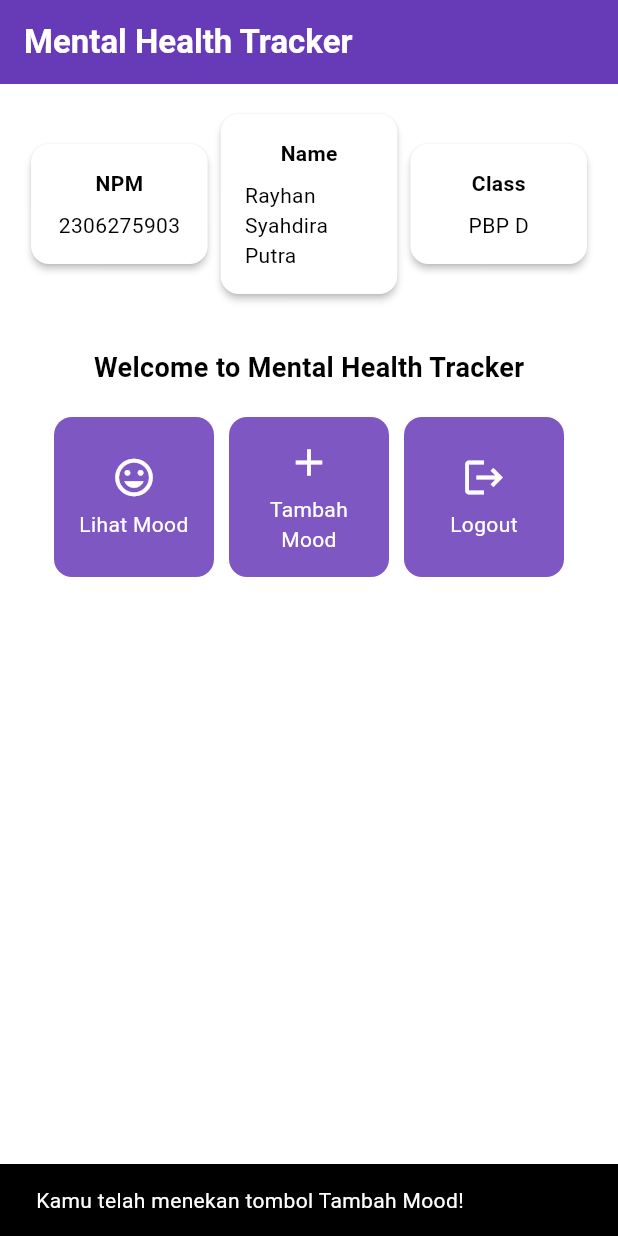
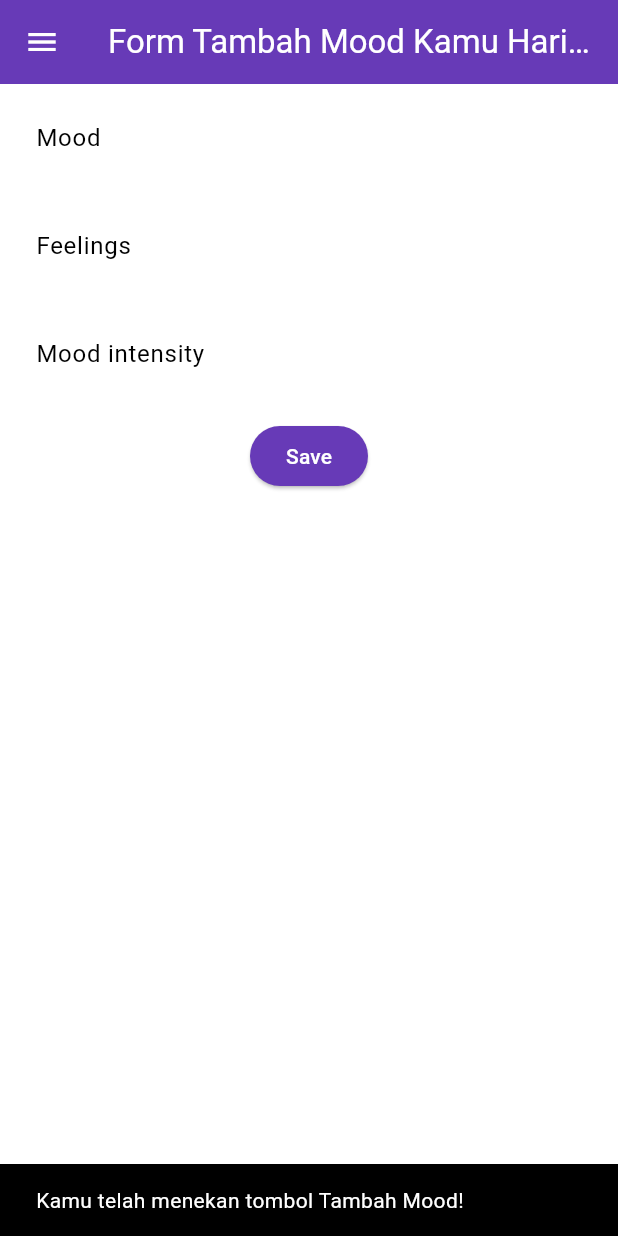
Before and after one commit to RayhanSP/mental-health-tracker-mobile, a Flutter app: the screen it shows after launch, after a tap on "Tambah Mood", on a phone screen of 412 x 824 dp. Run offline on Flutter 3.47's test engine with Material 3 defaults, Android fonts, the phone set to English and light mode, and no system bars.

Commit message:
Tutorial 7 done

```diff
--- a/lib/menu.dart
+++ b/lib/screens/menu.dart
@@ -1,4 +1,6 @@
 import 'package:flutter/material.dart';
+import 'package:mental_health_tracker/widgets/mood_card.dart';
+import 'package:mental_health_tracker/widgets/left_drawer.dart';
 
 class MyHomePage extends StatelessWidget {
   MyHomePage({super.key});
@@ -11,7 +13,7 @@ class MyHomePage extends StatelessWidget {
          ItemHomepage("Logout", Icons.logout),
      ];
 
-  @override
+   @override
   Widget build(BuildContext context) {
     // Scaffold menyediakan struktur dasar halaman dengan AppBar dan body.
     return Scaffold(
@@ -27,7 +29,11 @@ class MyHomePage extends StatelessWidget {
         ),
         // Warna latar belakang AppBar diambil dari skema warna tema aplikasi.
         backgroundColor: Theme.of(context).colorScheme.primary,
+        // Mengganti warna icon drawer menjadi putih
+        iconTheme: const IconThemeData(color: Colors.white),
       ),
+      // Masukkan drawer sebagai parameter nilai drawer dari widget Scaffold
+      drawer: const LeftDrawer(),
       // Body halaman dengan padding di sekelilingnya.
       body: Padding(
         padding: const EdgeInsets.all(16.0),
@@ -91,9 +97,6 @@ class MyHomePage extends StatelessWidget {
   }
 }
 
-
-
-
 class InfoCard extends StatelessWidget {
   // Kartu informasi yang menampilkan title dan content.
 
@@ -126,64 +129,3 @@ class InfoCard extends StatelessWidget {
     );
   }
 }
-
-class ItemHomepage {
-     final String name;
-     final IconData icon;
-
-     ItemHomepage(this.name, this.icon);
- }
-
-class ItemCard extends StatelessWidget {
-  // Menampilkan kartu dengan ikon dan nama.
-
-  final ItemHomepage item;
-
-  const ItemCard(this.item, {super.key});
-
-  @override
-  Widget build(BuildContext context) {
-    return Material(
-      // Menentukan warna latar belakang dari tema aplikasi.
-      color: Theme.of(context).colorScheme.secondary,
-      // Membuat sudut kartu melengkung.
-      borderRadius: BorderRadius.circular(12),
-
-      child: InkWell(
-        // Aksi ketika kartu ditekan.
-        onTap: () {
-          // Menampilkan pesan SnackBar saat kartu ditekan.
-          ScaffoldMessenger.of(context)
-            ..hideCurrentSnackBar()
-            ..showSnackBar(
-              SnackBar(content: Text("Kamu telah menekan tombol ${item.name}!"))
-            );
-        },
-        // Container untuk menyimpan Icon dan Text
-        child: Container(
-          padding: const EdgeInsets.all(8),
-          child: Center(
-            child: Column(
-              // Menyusun ikon dan teks di tengah kartu.
-              mainAxisAlignment: MainAxisAlignment.center,
-              children: [
-                Icon(
-                  item.icon,
-                  color: Colors.white,
-                  size: 30.0,
-                ),
-                const Padding(padding: EdgeInsets.all(3)),
-                Text(
-                  item.name,
-                  textAlign: TextAlign.center,
-                  style: const TextStyle(color: Colors.white),
-                ),
-              ],
-            ),
-          ),
-        ),
-      ),
-    );
-  }
-
-}
--- /dev/null
+++ b/lib/screens/moodentry_form.dart
@@ -0,0 +1,161 @@
+import 'package:flutter/material.dart';
+import 'package:mental_health_tracker/widgets/left_drawer.dart';
+
+class MoodEntryFormPage extends StatefulWidget {
+  const MoodEntryFormPage({super.key});
+
+  @override
+  State<MoodEntryFormPage> createState() => _MoodEntryFormPageState();
+}
+
+class _MoodEntryFormPageState extends State<MoodEntryFormPage> {
+  final _formKey = GlobalKey<FormState>();
+  String _mood = "";
+  String _feelings = "";
+  int _moodIntensity = 0;
+
+  @override
+  Widget build(BuildContext context) {
+    return Scaffold(
+      appBar: AppBar(
+        title: const Center(
+          child: Text(
+            'Form Tambah Mood Kamu Hari ini',
+          ),
+        ),
+        backgroundColor: Theme.of(context).colorScheme.primary,
+        foregroundColor: Colors.white,
+      ),
+      drawer: const LeftDrawer(), // Add the drawer here
+      body: Form(
+        key: _formKey,
+        child: SingleChildScrollView(
+          child: Column(
+            crossAxisAlignment: CrossAxisAlignment.start,
+            children: [
+              Padding(
+                padding: const EdgeInsets.all(8.0),
+                child: TextFormField(
+                  decoration: InputDecoration(
+                    hintText: "Mood",
+                    labelText: "Mood",
+                    border: OutlineInputBorder(
+                      borderRadius: BorderRadius.circular(5.0),
+                    ),
+                  ),
+                  onChanged: (String? value) {
+                    setState(() {
+                      _mood = value!;
+                    });
+                  },
+                  validator: (String? value) {
+                    if (value == null || value.isEmpty) {
+                      return "Mood tidak boleh kosong!";
+                    }
+                    return null;
+                  },
+                ),
+              ),
+              Padding(
+                padding: const EdgeInsets.all(8.0),
+                child: TextFormField(
+                  decoration: InputDecoration(
+                    hintText: "Feelings",
+                    labelText: "Feelings",
+                    border: OutlineInputBorder(
+                      borderRadius: BorderRadius.circular(5.0),
+                    ),
+                  ),
+                  onChanged: (String? value) {
+                    setState(() {
+                      _feelings = value!;
+                    });
+                  },
+                  validator: (String? value) {
+                    if (value == null || value.isEmpty) {
+                      return "Feelings tidak boleh kosong!";
+                    }
+                    return null;
+                  },
+                ),
+              ),
+              Padding(
+                padding: const EdgeInsets.all(8.0),
+                child: TextFormField(
+                  decoration: InputDecoration(
+                    hintText: "Mood intensity",
+                    labelText: "Mood intensity",
+                    border: OutlineInputBorder(
+                      borderRadius: BorderRadius.circular(5.0),
+                    ),
+                  ),
+                  onChanged: (String? value) {
+                    setState(() {
+                      _moodIntensity = int.tryParse(value!) ?? 0;
+                    });
+                  },
+                  validator: (String? value) {
+                    if (value == null || value.isEmpty) {
+                      return "Mood intensity tidak boleh kosong!";
+                    }
+                    if (int.tryParse(value) == null) {
+                      return "Mood intensity harus berupa angka!";
+                    }
+                    return null;
+                  },
+                ),
+              ),
+              Align(
+                alignment: Alignment.bottomCenter,
+                child: Padding(
+                  padding: const EdgeInsets.all(8.0),
+                 child: ElevatedButton(
+                    style: ButtonStyle(
+                      backgroundColor: WidgetStateProperty.all(
+                          Theme.of(context).colorScheme.primary),
+                    ),
+                    onPressed: () {
+                      if (_formKey.currentState!.validate()) {
+                        showDialog(
+                          context: context,
+                          builder: (context) {
+                            return AlertDialog(
+                              title: const Text('Mood berhasil tersimpan'),
+                              content: SingleChildScrollView(
+                                child: Column(
+                                  crossAxisAlignment: CrossAxisAlignment.start,
+                                  children: [
+                                    Text('Mood: $_mood'),
+                                    Text('Feelings: $_feelings'),
+                                    Text('Mood intensity: $_moodIntensity'),
+                                  ],
+                                ),
+                              ),
+                              actions: [
+                                TextButton(
+                                  child: const Text('OK'),
+                                  onPressed: () {
+                                    Navigator.pop(context);
+                                    _formKey.currentState!.reset();
+                                  },
+                                ),
+                              ],
+                            );
+                          },
+                        );
+                      }
+                    },
+                    child: const Text(
+                      "Save",
+                      style: TextStyle(color: Colors.white),
+                    ),
+                  ),
+                ),
+              ),
+            ],
+          ),
+        ),
+      ),
+    );
+  }
+}
--- /dev/null
+++ b/lib/widgets/left_drawer.dart
@@ -0,0 +1,71 @@
+import 'package:flutter/material.dart';
+import 'package:mental_health_tracker/screens/menu.dart';
+import 'package:mental_health_tracker/screens/moodentry_form.dart';
+
+class LeftDrawer extends StatelessWidget {
+  const LeftDrawer({super.key});
+
+  @override
+  Widget build(BuildContext context) {
+    return Drawer(
+      child: ListView(
+        children: [
+          DrawerHeader(
+            decoration: BoxDecoration(
+              color: Theme.of(context).colorScheme.primary,
+            ),
+            child: const Column(
+              children: [
+                Text(
+                  'Mental Health Tracker',
+                  textAlign: TextAlign.center,
+                  style: TextStyle(
+                    fontSize: 24,
+                    fontWeight: FontWeight.bold,
+                    color: Colors.white,
+                  ),
+                ),
+                Padding(padding: EdgeInsets.all(8)),
+                Text(
+                  "Ayo jaga kesehatan mentalmu setiap hari disini!",
+                  textAlign: TextAlign.center,
+                  style: TextStyle(
+                    fontSize: 15,
+                    color: Colors.white,
+                    fontWeight: FontWeight.normal,
+                  ),
+                ),
+              ],
+            ),
+          ),
+          ListTile(
+            leading: const Icon(Icons.home_outlined),
+            title: const Text('Halaman Utama'),
+            // Bagian redirection ke MyHomePage
+            onTap: () {
+              Navigator.pushReplacement(
+                context,
+                MaterialPageRoute(
+                  builder: (context) => MyHomePage(),
+                ),
+              );
+            },
+          ),
+          ListTile(
+            leading: const Icon(Icons.mood),
+            title: const Text('Tambah Mood'),
+            // Bagian redirection ke MoodEntryFormPage
+            onTap: () {
+              Navigator.pushReplacement(
+                context,
+                MaterialPageRoute(
+                  builder: (context) => const MoodEntryFormPage(),
+                ),
+              );
+            },
+          ),
+        ],
+      ),
+    );
+  }
+}
--- /dev/null
+++ b/lib/widgets/mood_card.dart
@@ -0,0 +1,68 @@
+import 'package:flutter/material.dart';
+import 'package:mental_health_tracker/screens/moodentry_form.dart';
+
+class ItemHomepage {
+     final String name;
+     final IconData icon;
+
+     ItemHomepage(this.name, this.icon);
+}
+
+class ItemCard extends StatelessWidget {
+  // Menampilkan kartu dengan ikon dan nama.
+
+  final ItemHomepage item;
+
+  const ItemCard(this.item, {super.key});
+
+  @override
+  Widget build(BuildContext context) {
+    return Material(
+      // Menentukan warna latar belakang dari tema aplikasi.
+      color: Theme.of(context).colorScheme.secondary,
+      // Membuat sudut kartu melengkung.
+      borderRadius: BorderRadius.circular(12),
+
+      child: InkWell(
+        // Aksi ketika kartu ditekan.
+        onTap: () {
+          // Menampilkan pesan SnackBar saat kartu ditekan.
+          ScaffoldMessenger.of(context)
+            ..hideCurrentSnackBar()
+            ..showSnackBar(
+              SnackBar(content: Text("Kamu telah menekan tombol ${item.name}!"))
+            );
+            // Navigate ke route yang sesuai (tergantung jenis tombol)
+            if (item.name == "Tambah Mood") {
+              Navigator.push(context,
+              MaterialPageRoute(builder: (context) => const MoodEntryFormPage()));
+            }
+        },
+        // Container untuk menyimpan Icon dan Text
+        child: Container(
+          padding: const EdgeInsets.all(8),
+          child: Center(
+            child: Column(
+              // Menyusun ikon dan teks di tengah kartu.
+              mainAxisAlignment: MainAxisAlignment.center,
+              children: [
+                Icon(
+                  item.icon,
+                  color: Colors.white,
+                  size: 30.0,
+                ),
+                const Padding(padding: EdgeInsets.all(3)),
+                Text(
+                  item.name,
+                  textAlign: TextAlign.center,
+                  style: const TextStyle(color: Colors.white),
+                ),
+              ],
+            ),
+          ),
+        ),
+      ),
+    );
+  }
+
+}
```
Also changed, not shown: lib/main.dart (+5 -4 lines).
